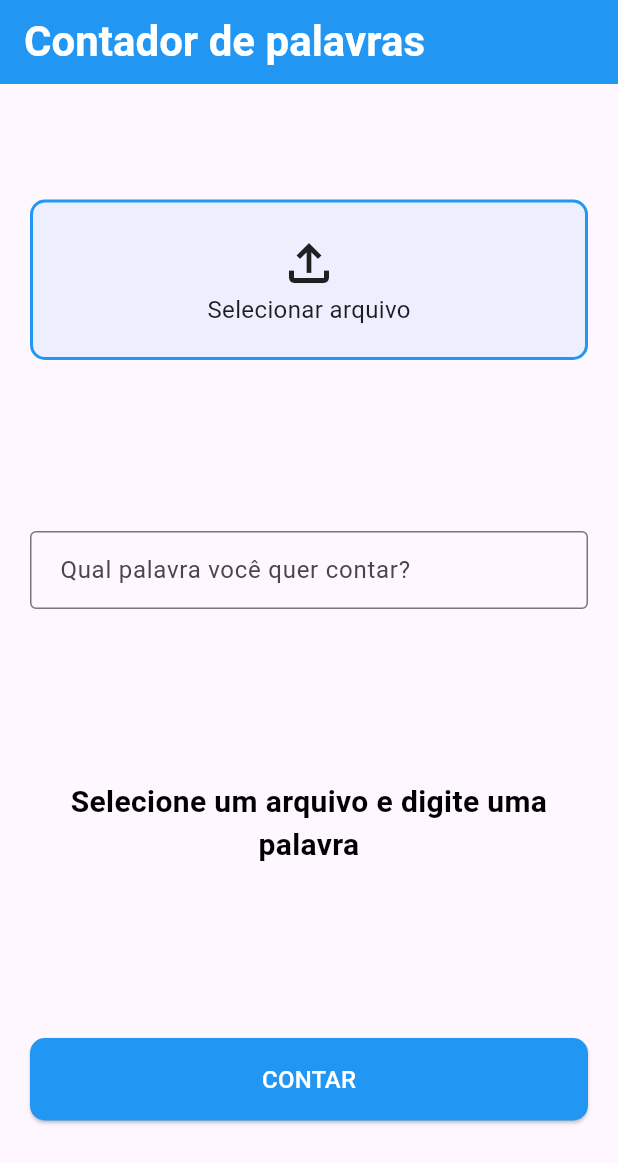
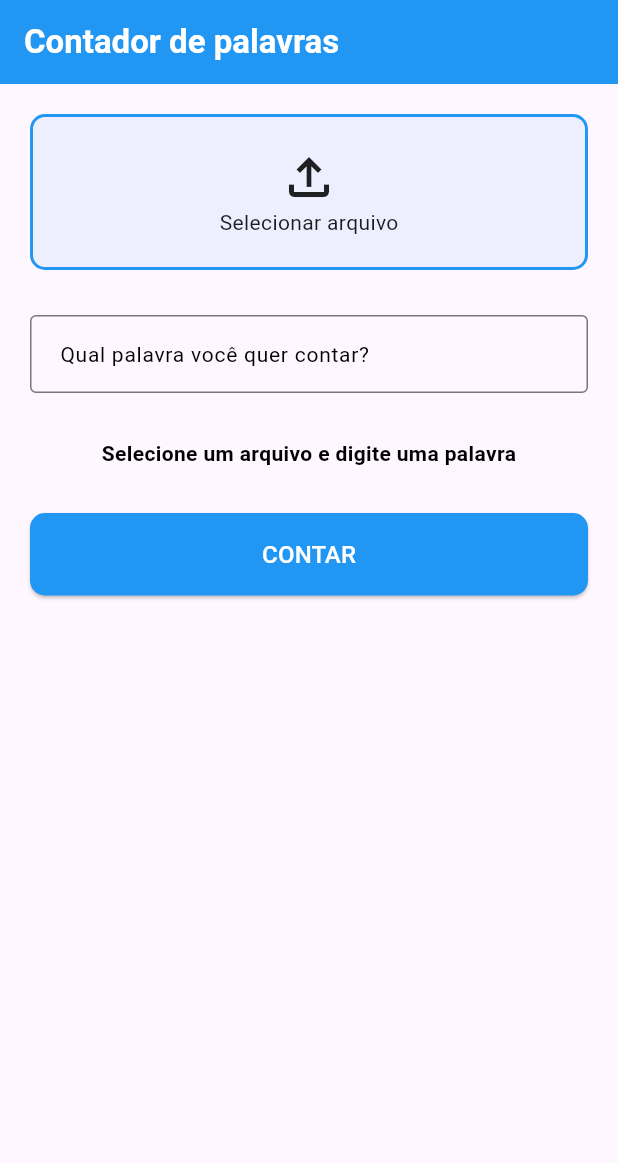
Before and after one commit to shenioalves/word_counter, a Flutter app: the screen it shows after launch, on a phone screen of 412 x 824 dp. Shown: the top 1163 px of the screen. Run offline on Flutter 3.47's test engine with Material 3 defaults, Android fonts, the phone set to English and light mode, and no system bars; our stand-ins replace file_picker; project files that could hold a hidden picture were left out.

Commit message:
[feat] Refactor home view and add new widgets for file upload and word counting

```diff
--- a/lib/app/app.dart
+++ b/lib/app/app.dart
@@ -1,5 +1,7 @@
-import 'package:desafio_tecnico/app/features/home/view/home_view.dart';
+
 import 'package:flutter/material.dart';
+
+import 'features/home/view/home_view.dart';
 
 class MyApp extends StatelessWidget {
   const MyApp({super.key});
--- a/lib/app/features/home/view/home_view.dart
+++ b/lib/app/features/home/view/home_view.dart
@@ -1,8 +1,11 @@
 import 'dart:io';
-
-import 'package:desafio_tecnico/app/word_search.dart';
 import 'package:file_picker/file_picker.dart';
 import 'package:flutter/material.dart';
+import '../controller/word_count.dart';
+import '../widget/count_button_widget.dart';
+import '../widget/file_upload_widget.dart';
+import '../widget/result_widget.dart';
+import '../widget/word_input_widget.dart';
 
 class HomeView extends StatefulWidget {
   const HomeView({super.key});
@@ -21,7 +24,6 @@ class _HomeViewState extends State<HomeView> {
   final TextEditingController wordController = TextEditingController();
   final FocusNode _wordFocusNode = FocusNode();
 
-
   @override
   void dispose() {
     isProcessingNotifier.dispose();
@@ -33,7 +35,7 @@ class _HomeViewState extends State<HomeView> {
     super.dispose();
   }
 
-  Future<void> _countWord() async {
+  Future<void> _wordCount() async {
     if (!_formKey.currentState!.validate()) return;
     if (matrizNotifier.value.isEmpty) {
       ScaffoldMessenger.of(context).showSnackBar(
@@ -70,7 +72,7 @@ class _HomeViewState extends State<HomeView> {
     return null;
   }
 
-  Future<void> _pickFileAndCount() async {
+  Future<void> _pickFile() async {
     FilePickerResult? result = await FilePicker.platform.pickFiles();
     if (result != null) {
       final file = File(result.files.single.path!);
@@ -91,136 +93,43 @@ class _HomeViewState extends State<HomeView> {
       appBar: AppBar(
         title: const Text(
           'Contador de palavras',
-          style: TextStyle(
-            fontSize: 28,
-            fontWeight: FontWeight.bold,
-            color: Colors.white,
-          ),
+          style: TextStyle(fontWeight: FontWeight.bold, color: Colors.white),
         ),
         backgroundColor: Colors.blue,
       ),
-      body: Form(
+      body: SingleChildScrollView(
+        child: Form(
           key: _formKey,
           child: Padding(
             padding: const EdgeInsets.all(20.0),
             child: Column(
-            mainAxisAlignment: MainAxisAlignment.spaceAround,
+              spacing: 30,
               children: [
-              _buildFileUploadSection(),
+                FileUploadWidget(
+                  selectedFileNotifier: selectedFileNotifier,
+                  onPickFile: _pickFile,
+                ),
 
-              _buildWordInputSection(),
+                WordInputWidget(
+                  controller: wordController,
+                  focusNode: _wordFocusNode,
+                  validator: _validateWord,
+                  onSubmit: _wordCount,
+                ),
 
-              _buildResultSection(),
-
-              _buildCountButton(),
+                ResultWidget(
+                  wordController: wordController,
+                  countNotifier: countNotifier,
+                ),
+                CountButtonWidget(
+                  onPressed: _wordCount,
+                  isProcessingNotifier: isProcessingNotifier,
+                ),
               ],
+            ),
           ),
         ),
       ),
     );
   }
-
-  Widget _buildFileUploadSection() {
-    return ValueListenableBuilder<String?>(
-      valueListenable: selectedFileNotifier,
-      builder: (context, selectedFile, child) {
-        return Column(
-          children: [
-            InkWell(
-              onTap: _pickFileAndCount,
-              borderRadius: BorderRadius.circular(10),
-              child: Container(
-                width: double.infinity,
-                padding: const EdgeInsets.all(20),
-                decoration: BoxDecoration(
-                  color: Colors.blue.withAlpha(20),
-                  border: Border.all(color: Colors.blue, width: 2),
-                  borderRadius: BorderRadius.circular(10),
-                ),
-                child: Column(
-                  children: [
-                    const Icon(Icons.file_upload_outlined, size: 40),
-                    Text(
-                      selectedFile ?? 'Selecionar arquivo',
-                      style: const TextStyle(fontSize: 16),
-                    ),
-                  ],
-                ),
-              ),
-            ),
-            if (selectedFile != null)
-              Text(
-                'Arquivo ${selectedFile}selecionado!',
-                style: const TextStyle(
-                  fontSize: 14,
-                  fontStyle: FontStyle.italic,
-                ),
-              ),
-          ],
-        );
-      },
-    );
 }
-
-  Widget _buildWordInputSection() {
-    return TextFormField(
-      controller: wordController,
-      focusNode: _wordFocusNode,
-      validator: _validateWord,
-      keyboardType: TextInputType.text,
-      textCapitalization: TextCapitalization.characters,
-      decoration: const InputDecoration(
-        labelText: 'Qual palavra você quer contar?',
-        border: OutlineInputBorder(),
-        contentPadding: EdgeInsets.symmetric(horizontal: 16, vertical: 14),
-      ),
-      onFieldSubmitted: (_) => _countWord(),
-    );
-  }
-
-  Widget _buildResultSection() {
-    return ValueListenableBuilder<int?>(
-      valueListenable: countNotifier,
-      builder: (context, count, child) {
-        return Text(
-          count != null
-              ? '"${wordController.text.trim().toUpperCase()}" aparece $count vezes'
-              : 'Selecione um arquivo e digite uma palavra',
-          style: TextStyle(
-            fontSize: 20,
-            fontWeight: FontWeight.bold,
-            color: count != null ? Colors.blue : Colors.black,
-          ),
-          textAlign: TextAlign.center,
-        );
-      },
-    );
-  }
-
-  Widget _buildCountButton() {
-    return ValueListenableBuilder<bool>(
-      valueListenable: isProcessingNotifier,
-      builder: (context, isProcessing, child) {
-        return SizedBox(
-          width: double.infinity,
-          child: ElevatedButton(
-            style: ElevatedButton.styleFrom(
-              backgroundColor: Colors.blue,
-              shape: RoundedRectangleBorder(
-                borderRadius: BorderRadius.circular(10),
-              ),
-              padding: const EdgeInsets.symmetric(vertical: 16),
-            ),
-            onPressed: isProcessing ? null : _countWord,
-            child: isProcessing
-                ? const CircularProgressIndicator(color: Colors.white)
-                : const Text(
-                    'CONTAR',
-                    style: TextStyle(color: Colors.white, fontSize: 16),
-                  ),
-          ),
-        );
-      },
-    );
-  }
-}
--- /dev/null
+++ b/lib/app/features/home/widget/count_button_widget.dart
@@ -0,0 +1,40 @@
+import 'package:flutter/material.dart';
+
+class CountButtonWidget extends StatelessWidget {
+  final VoidCallback onPressed;
+  final ValueNotifier<bool> isProcessingNotifier;
+
+  const CountButtonWidget({
+    super.key,
+    required this.onPressed,
+    required this.isProcessingNotifier,
+  });
+
+  @override
+  Widget build(BuildContext context) {
+    return ValueListenableBuilder<bool>(
+      valueListenable: isProcessingNotifier,
+      builder: (context, isProcessing, child) {
+        return SizedBox(
+          width: double.infinity,
+          child: ElevatedButton(
+            style: ElevatedButton.styleFrom(
+              backgroundColor: Colors.blue,
+              shape: RoundedRectangleBorder(
+                borderRadius: BorderRadius.circular(10),
+              ),
+              padding: const EdgeInsets.symmetric(vertical: 16),
+            ),
+            onPressed: isProcessing ? null : onPressed,
+            child: isProcessing
+                ? const CircularProgressIndicator(color: Colors.white)
+                : const Text(
+                    'CONTAR',
+                    style: TextStyle(color: Colors.white, fontSize: 16),
+                  ),
+          ),
+        );
+      },
+    );
+  }
+}
--- /dev/null
+++ b/lib/app/features/home/widget/file_upload_widget.dart
@@ -0,0 +1,53 @@
+import 'package:flutter/material.dart';
+
+class FileUploadWidget extends StatelessWidget {
+  final ValueNotifier<String?> selectedFileNotifier;
+  final VoidCallback onPickFile;
+
+  const FileUploadWidget({
+    super.key,
+    required this.selectedFileNotifier,
+    required this.onPickFile,
+  });
+
+  @override
+  Widget build(BuildContext context) {
+    return ValueListenableBuilder<String?>(
+      valueListenable: selectedFileNotifier,
+      builder: (context, selectedFile, child) {
+        return Column(
+          children: [
+            InkWell(
+              onTap: onPickFile,
+              borderRadius: BorderRadius.circular(10),
+              child: Container(
+                width: double.infinity,
+                padding: const EdgeInsets.all(20),
+                decoration: BoxDecoration(
+                  color: Colors.blue.withAlpha(20),
+                  border: Border.all(color: Colors.blue, width: 2),
+                  borderRadius: BorderRadius.circular(10),
+                ),
+                child: Column(
+                  children: [
+                    const Icon(Icons.file_upload_outlined, size: 40),
+                    Text(
+                      selectedFile ?? 'Selecionar arquivo',
+                    ),
+                  ],
+                ),
+              ),
+            ),
+            if (selectedFile != null)
+              Text(
+                'Arquivo $selectedFile selecionado!',
+                style: const TextStyle(
+                  fontStyle: FontStyle.italic,
+                ),
+              ),
+          ],
+        );
+      },
+    );
+  }
+}
--- /dev/null
+++ b/lib/app/features/home/widget/result_widget.dart
@@ -0,0 +1,31 @@
+import 'package:flutter/material.dart';
+
+class ResultWidget extends StatelessWidget {
+  final TextEditingController wordController;
+  final ValueNotifier<int?> countNotifier;
+
+  const ResultWidget({
+    super.key,
+    required this.wordController,
+    required this.countNotifier,
+  });
+
+  @override
+  Widget build(BuildContext context) {
+    return ValueListenableBuilder<int?>(
+      valueListenable: countNotifier,
+      builder: (context, count, child) {
+        return Text(
+          count != null
+              ? '"${wordController.text.trim().toUpperCase()}" aparece $count vezes'
+              : 'Selecione um arquivo e digite uma palavra',
+          style: TextStyle(
+            fontWeight: FontWeight.bold,
+            color: count != null ? Colors.blue : Colors.black,
+          ),
+          textAlign: TextAlign.center,
+        );
+      },
+    );
+  }
+}
--- /dev/null
+++ b/lib/app/features/home/widget/word_input_widget.dart
@@ -0,0 +1,38 @@
+import 'package:flutter/material.dart';
+
+class WordInputWidget extends StatelessWidget {
+  final TextEditingController controller;
+  final FocusNode focusNode;
+  final String? Function(String?) validator;
+  final VoidCallback onSubmit;
+
+  const WordInputWidget({
+    super.key,
+    required this.controller,
+    required this.focusNode,
+    required this.validator,
+    required this.onSubmit,
+  });
+
+  @override
+  Widget build(BuildContext context) {
+    return TextFormField(
+      controller: controller,
+      focusNode: focusNode,
+      validator: validator,
+      keyboardType: TextInputType.text,
+      textCapitalization: TextCapitalization.characters,
+      decoration: InputDecoration(
+        labelText: 'Qual palavra você quer contar?',
+        labelStyle: TextStyle(
+          fontSize: 14,
+          color: Colors.black,
+        ),
+        border: OutlineInputBorder(),
+        focusedBorder: OutlineInputBorder(),
+        contentPadding: EdgeInsets.symmetric(horizontal: 16, vertical: 14),
+      ),
+      onFieldSubmitted: (_) => onSubmit(),
+    );
+  }
+}
--- a/lib/main.dart
+++ b/lib/main.dart
@@ -1,6 +1,7 @@
-import 'package:desafio_tecnico/app/app.dart';
 
 import 'package:flutter/material.dart';
+
+import 'app/app.dart';
 
 void main() {
 
```
Also changed, not shown: pubspec.yaml (+8 -66 lines), assets/txt/in.txt (renamed from in.txt), assets/txt/input.txt (renamed from input.txt), lib/app/features/home/controller/word_count.dart (renamed from lib/app/word_search.dart), 1 other file. Lines whose indentation alone changed are shown as unchanged.
